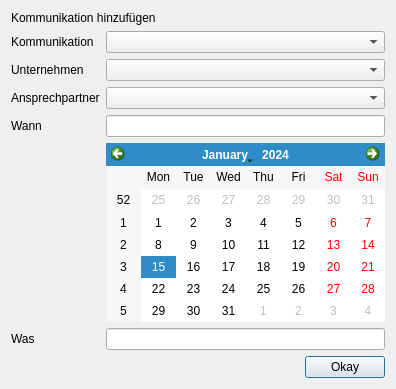
This is communication.ui in green-lion-racing/glr-database as Qt 5 draws it before an edit. The edited form follows.
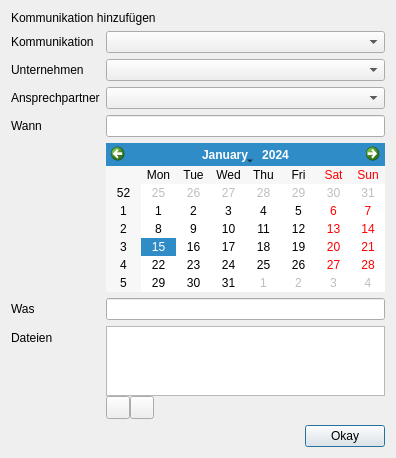
This is the edited form. Icons and pictures are not drawn.

```diff
--- a/communication.ui
+++ b/communication.ui
@@ -25,6 +25,20 @@
      </item>
      <item>
       <layout class="QFormLayout" name="formLayout">
+       <item row="0" column="0">
+        <widget class="QLabel" name="label_5">
+         <property name="text">
+          <string>Kommunikation</string>
+         </property>
+        </widget>
+       </item>
+       <item row="0" column="1">
+        <widget class="QComboBox" name="cb_communication">
+         <property name="placeholderText">
+          <string>Kommunikation...</string>
+         </property>
+        </widget>
+       </item>
        <item row="1" column="0">
         <widget class="QLabel" name="label_1">
          <property name="text">
@@ -84,7 +98,14 @@
          </property>
         </widget>
        </item>
-       <item row="6" column="1">
+       <item row="6" column="0">
+        <widget class="QLabel" name="label_6">
+         <property name="text">
+          <string>Dateien</string>
+         </property>
+        </widget>
+       </item>
+       <item row="8" column="1">
         <layout class="QHBoxLayout" name="horizontalLayout_2">
          <item>
           <spacer name="horizontalSpacer_2">
@@ -108,19 +129,81 @@
          </item>
         </layout>
        </item>
-       <item row="0" column="1">
-        <widget class="QComboBox" name="cb_communication">
-         <property name="placeholderText">
-          <string>Kommunikation...</string>
+       <item row="6" column="1">
+        <layout class="QVBoxLayout" name="verticalLayout_3">
+         <property name="spacing">
+          <number>0</number>
          </property>
-        </widget>
-       </item>
-       <item row="0" column="0">
-        <widget class="QLabel" name="label_5">
-         <property name="text">
-          <string>Kommunikation</string>
-         </property>
-        </widget>
+         <item>
+          <widget class="QListWidget" name="lw_files"/>
+         </item>
+         <item>
+          <layout class="QHBoxLayout" name="horizontalLayout">
+           <property name="spacing">
+            <number>0</number>
+           </property>
+           <item>
+            <widget class="QToolButton" name="tb_add">
+             <property name="text">
+              <string/>
+             </property>
+             <property name="icon">
+              <iconset resource="resources.qrc">
+               <normaloff>:/img/icon_add.png</normaloff>:/img/icon_add.png</iconset>
+             </property>
+             <property name="iconSize">
+              <size>
+               <width>16</width>
+               <height>16</height>
+              </size>
+             </property>
+             <property name="arrowType">
+              <enum>Qt::NoArrow</enum>
+             </property>
+            </widget>
+           </item>
+           <item>
+            <widget class="QToolButton" name="tb_remove">
+             <property name="enabled">
+              <bool>true</bool>
+             </property>
+             <property name="sizePolicy">
+              <sizepolicy hsizetype="Minimum" vsizetype="Minimum">
+               <horstretch>0</horstretch>
+               <verstretch>0</verstretch>
+              </sizepolicy>
+             </property>
+             <property name="text">
+              <string/>
+             </property>
+             <property name="icon">
+              <iconset resource="resources.qrc">
+               <normaloff>:/img/icon_remove.png</normaloff>:/img/icon_remove.png</iconset>
+             </property>
+             <property name="iconSize">
+              <size>
+               <width>16</width>
+               <height>16</height>
+              </size>
+             </property>
+            </widget>
+           </item>
+           <item>
+            <spacer name="horizontalSpacer">
+             <property name="orientation">
+              <enum>Qt::Horizontal</enum>
+             </property>
+             <property name="sizeHint" stdset="0">
+              <size>
+               <width>40</width>
+               <height>10</height>
+              </size>
+             </property>
+            </spacer>
+           </item>
+          </layout>
+         </item>
+        </layout>
        </item>
       </layout>
      </item>
```
Left out of the diff: 4 changed lines with no effect on the pictures.
